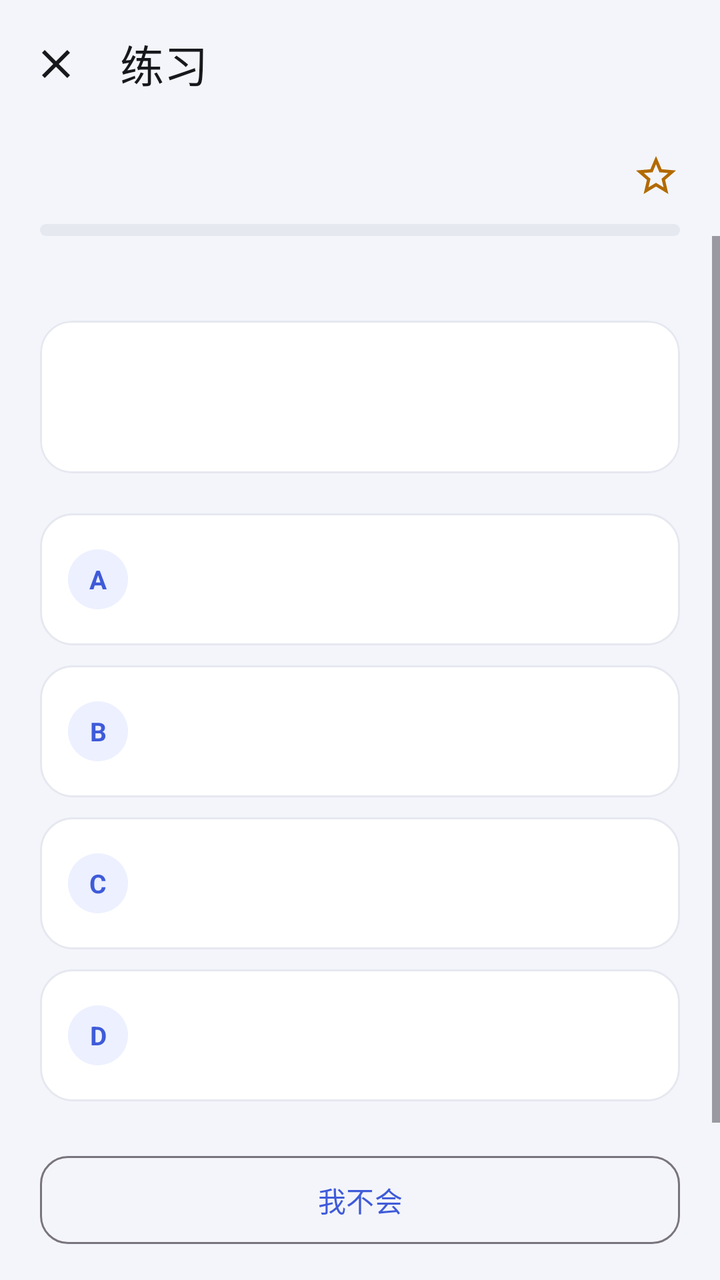
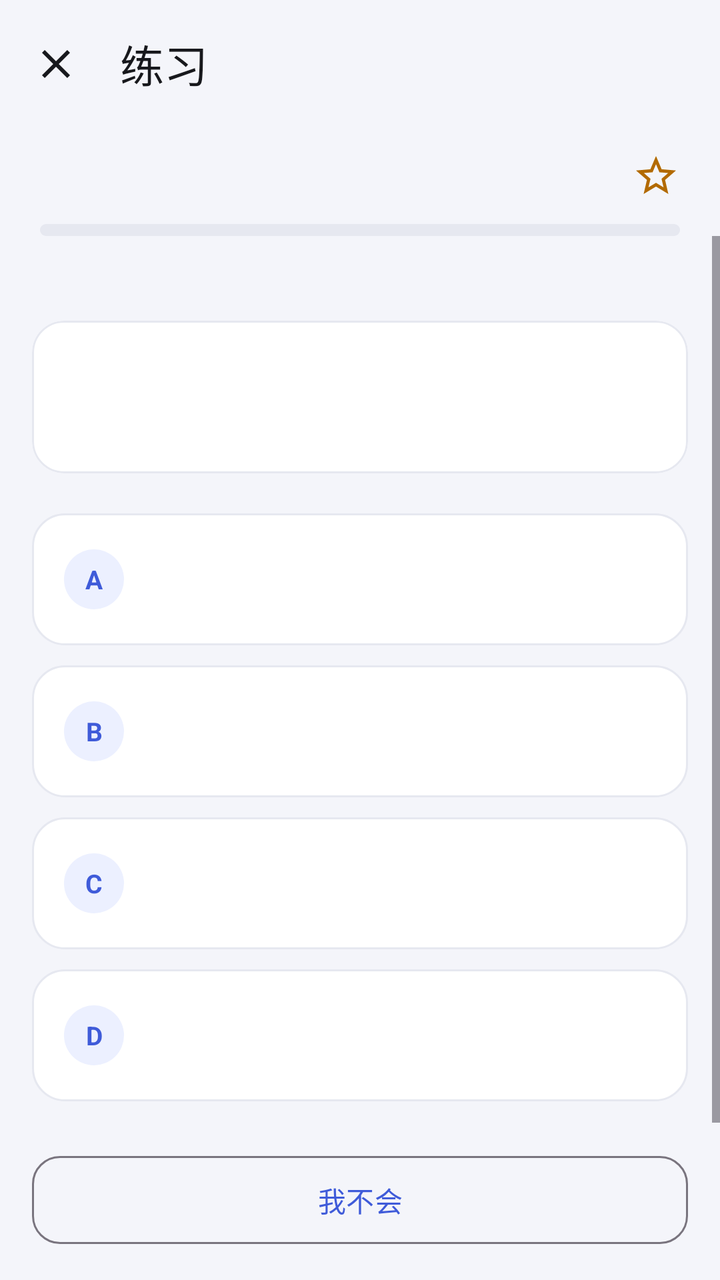

The first picture is an Android layout as it rendered before a commit; the second is the same layout after the commit. The layout source and the unified diff follow.
<!-- AndroidManifest.xml: application theme Theme.WordDrill -->
<!-- res/layout/activity_practice.xml -->
<?xml version="1.0" encoding="utf-8"?>
<LinearLayout xmlns:android="http://schemas.android.com/apk/res/android"
    xmlns:app="http://schemas.android.com/apk/res-auto"
    android:id="@+id/root"
    android:layout_width="match_parent"
    android:layout_height="match_parent"
    android:background="@color/bg"
    android:orientation="vertical">

    <com.google.android.material.appbar.MaterialToolbar
        android:id="@+id/toolbar"
        style="@style/Toolbar.WordDrill"
        android:layout_width="match_parent"
        android:layout_height="?attr/actionBarSize"
        app:navigationIcon="@drawable/ic_close"
        app:title="@string/title_practice" />

    <LinearLayout
        android:layout_width="match_parent"
        android:layout_height="wrap_content"
        android:gravity="center_vertical"
        android:orientation="horizontal"
        android:paddingStart="20dp"
        android:paddingEnd="8dp">

        <TextView
            android:id="@+id/tvProgress"
            android:layout_width="0dp"
            android:layout_height="wrap_content"
            android:layout_weight="1"
            android:letterSpacing="0.04"
            android:textColor="@color/text_secondary"
            android:textSize="13sp" />

        <ImageButton
            android:id="@+id/btnStar"
            android:layout_width="48dp"
            android:layout_height="48dp"
            android:background="?attr/selectableItemBackgroundBorderless"
            android:contentDescription="@string/action_star"
            android:src="@drawable/ic_star_outline"
            app:tint="@color/star" />
    </LinearLayout>

    <com.google.android.material.progressindicator.LinearProgressIndicator
        android:id="@+id/progressBar"
        android:layout_width="match_parent"
        android:layout_height="wrap_content"
        android:layout_marginStart="20dp"
        android:layout_marginEnd="20dp"
        app:indicatorColor="@color/brand"
        app:trackColor="@color/divider"
        app:trackCornerRadius="3dp"
        app:trackStopIndicatorSize="0dp"
        app:trackThickness="6dp" />

    <ScrollView
        android:layout_width="match_parent"
        android:layout_height="0dp"
        android:layout_weight="1"
        android:fillViewport="true">

        <LinearLayout
            android:layout_width="match_parent"
            android:layout_height="wrap_content"
            android:orientation="vertical"
            android:paddingStart="20dp"
            android:paddingTop="18dp"
            android:paddingEnd="20dp"
            android:paddingBottom="24dp">

            <LinearLayout
                android:layout_width="match_parent"
                android:layout_height="wrap_content"
                android:gravity="center_vertical"
                android:orientation="horizontal">

                <TextView
                    android:id="@+id/tvPromptLabel"
                    android:layout_width="0dp"
                    android:layout_height="wrap_content"
                    android:layout_weight="1"
                    android:letterSpacing="0.12"
                    android:textColor="@color/text_hint"
                    android:textSize="12sp" />

                <ImageButton
                    android:id="@+id/btnSpeak"
                    android:layout_width="48dp"
                    android:layout_height="48dp"
                    android:background="?attr/selectableItemBackgroundBorderless"
                    android:contentDescription="@string/action_pronounce"
                    android:src="@drawable/ic_volume_up"
                    android:visibility="gone"
                    app:tint="@color/brand" />
            </LinearLayout>

            <com.google.android.material.card.MaterialCardView
                android:layout_width="match_parent"
                android:layout_height="wrap_content"
                android:layout_marginTop="8dp"
                app:cardBackgroundColor="@color/surface"
                app:cardCornerRadius="16dp"
                app:cardElevation="0dp"
                app:strokeColor="@color/divider"
                app:strokeWidth="1dp">

                <TextView
                    android:id="@+id/tvPrompt"
                    android:layout_width="match_parent"
                    android:layout_height="wrap_content"
                    android:lineSpacingExtra="4dp"
                    android:paddingStart="18dp"
                    android:paddingTop="18dp"
                    android:paddingEnd="18dp"
                    android:paddingBottom="18dp"
                    android:textColor="@color/text_primary"
                    android:textSize="30sp"
                    android:textStyle="bold" />
            </com.google.android.material.card.MaterialCardView>

            <LinearLayout
                android:id="@+id/optionContainer"
                android:layout_width="match_parent"
                android:layout_height="wrap_content"
                android:layout_marginTop="20dp"
                android:orientation="vertical">

                <LinearLayout
                    android:id="@+id/option1"
                    android:layout_width="match_parent"
                    android:layout_height="wrap_content"
                    android:layout_marginBottom="10dp"
                    android:background="@drawable/bg_option"
                    android:clickable="true"
                    android:focusable="true"
                    android:gravity="center_vertical"
                    android:minHeight="66dp"
                    android:orientation="horizontal"
                    android:paddingStart="14dp"
                    android:paddingTop="12dp"
                    android:paddingEnd="14dp"
                    android:paddingBottom="12dp">

                    <TextView
                        android:id="@+id/badge1"
                        android:layout_width="30dp"
                        android:layout_height="30dp"
                        android:background="@drawable/bg_badge"
                        android:gravity="center"
                        android:text="A"
                        android:textColor="@color/brand"
                        android:textSize="13sp"
                        android:textStyle="bold" />

                    <TextView
                        android:id="@+id/optionText1"
                        android:layout_width="0dp"
                        android:layout_height="wrap_content"
                        android:layout_marginStart="12dp"
                        android:layout_weight="1"
                        android:ellipsize="end"
                        android:lineSpacingExtra="2dp"
                        android:maxLines="3"
                        android:textColor="@color/text_primary"
                        android:textSize="16sp" />
                </LinearLayout>

                <LinearLayout
                    android:id="@+id/option2"
                    android:layout_width="match_parent"
                    android:layout_height="wrap_content"
                    android:layout_marginBottom="10dp"
                    android:background="@drawable/bg_option"
                    android:clickable="true"
                    android:focusable="true"
                    android:gravity="center_vertical"
                    android:minHeight="66dp"
                    android:orientation="horizontal"
                    android:paddingStart="14dp"
                    android:paddingTop="12dp"
                    android:paddingEnd="14dp"
                    android:paddingBottom="12dp">

                    <TextView
                        android:id="@+id/badge2"
                        android:layout_width="30dp"
                        android:layout_height="30dp"
                        android:background="@drawable/bg_badge"
                        android:gravity="center"
                        android:text="B"
                        android:textColor="@color/brand"
                        android:textSize="13sp"
                        android:textStyle="bold" />

                    <TextView
                        android:id="@+id/optionText2"
                        android:layout_width="0dp"
                        android:layout_height="wrap_content"
                        android:layout_marginStart="12dp"
                        android:layout_weight="1"
                        android:ellipsize="end"
                        android:lineSpacingExtra="2dp"
                        android:maxLines="3"
                        android:textColor="@color/text_primary"
                        android:textSize="16sp" />
                </LinearLayout>

                <LinearLayout
                    android:id="@+id/option3"
                    android:layout_width="match_parent"
                    android:layout_height="wrap_content"
                    android:layout_marginBottom="10dp"
                    android:background="@drawable/bg_option"
                    android:clickable="true"
                    android:focusable="true"
                    android:gravity="center_vertical"
                    android:minHeight="66dp"
                    android:orientation="horizontal"
                    android:paddingStart="14dp"
                    android:paddingTop="12dp"
                    android:paddingEnd="14dp"
                    android:paddingBottom="12dp">

                    <TextView
                        android:id="@+id/badge3"
                        android:layout_width="30dp"
                        android:layout_height="30dp"
                        android:background="@drawable/bg_badge"
                        android:gravity="center"
                        android:text="C"
                        android:textColor="@color/brand"
                        android:textSize="13sp"
                        android:textStyle="bold" />

                    <TextView
                        android:id="@+id/optionText3"
                        android:layout_width="0dp"
                        android:layout_height="wrap_content"
                        android:layout_marginStart="12dp"
                        android:layout_weight="1"
                        android:ellipsize="end"
                        android:lineSpacingExtra="2dp"
                        android:maxLines="3"
                        android:textColor="@color/text_primary"
                        android:textSize="16sp" />
                </LinearLayout>

                <LinearLayout
                    android:id="@+id/option4"
                    android:layout_width="match_parent"
                    android:layout_height="wrap_content"
                    android:background="@drawable/bg_option"
                    android:clickable="true"
                    android:focusable="true"
                    android:gravity="center_vertical"
                    android:minHeight="66dp"
                    android:orientation="horizontal"
                    android:paddingStart="14dp"
                    android:paddingTop="12dp"
                    android:paddingEnd="14dp"
                    android:paddingBottom="12dp">

                    <TextView
                        android:id="@+id/badge4"
                        android:layout_width="30dp"
                        android:layout_height="30dp"
                        android:background="@drawable/bg_badge"
                        android:gravity="center"
                        android:text="D"
                        android:textColor="@color/brand"
                        android:textSize="13sp"
                        android:textStyle="bold" />

                    <TextView
                        android:id="@+id/optionText4"
                        android:layout_width="0dp"
                        android:layout_height="wrap_content"
                        android:layout_marginStart="12dp"
                        android:layout_weight="1"
                        android:ellipsize="end"
                        android:lineSpacingExtra="2dp"
                        android:maxLines="3"
                        android:textColor="@color/text_primary"
                        android:textSize="16sp" />
                </LinearLayout>
            </LinearLayout>

            <LinearLayout
                android:id="@+id/spellContainer"
                android:layout_width="match_parent"
                android:layout_height="wrap_content"
                android:layout_marginTop="24dp"
                android:orientation="vertical"
                android:visibility="gone">

                <TextView
                    android:id="@+id/tvHint"
                    android:layout_width="match_parent"
                    android:layout_height="wrap_content"
                    android:fontFamily="monospace"
                    android:letterSpacing="0.1"
                    android:textColor="@color/text_hint"
                    android:textSize="20sp" />

                <com.google.android.material.textfield.TextInputLayout
                    android:id="@+id/tilAnswer"
                    style="@style/Widget.Material3.TextInputLayout.OutlinedBox"
                    android:layout_width="match_parent"
                    android:layout_height="wrap_content"
                    android:layout_marginTop="12dp"
                    android:hint="在这里输入英文">

                    <com.google.android.material.textfield.TextInputEditText
                        android:id="@+id/etAnswer"
                        android:layout_width="match_parent"
                        android:layout_height="wrap_content"
                        android:imeOptions="actionDone"
                        android:inputType="text"
                        android:maxLines="1"
                        android:textSize="20sp" />
                </com.google.android.material.textfield.TextInputLayout>

                <com.google.android.material.button.MaterialButton
                    android:id="@+id/btnSubmit"
                    android:layout_width="match_parent"
                    android:layout_height="54dp"
                    android:layout_marginTop="12dp"
                    android:text="@string/action_submit"
                    android:textSize="16sp"
                    app:cornerRadius="14dp" />
            </LinearLayout>

            <com.google.android.material.card.MaterialCardView
                android:id="@+id/feedbackCard"
                android:layout_width="match_parent"
                android:layout_height="wrap_content"
                android:layout_marginTop="18dp"
                android:visibility="gone"
                app:cardBackgroundColor="@color/correct_bg"
                app:cardCornerRadius="14dp"
                app:cardElevation="0dp"
                app:strokeWidth="0dp">

                <TextView
                    android:id="@+id/tvFeedback"
                    android:layout_width="match_parent"
                    android:layout_height="wrap_content"
                    android:lineSpacingExtra="4dp"
                    android:padding="14dp"
                    android:textColor="@color/correct"
                    android:textSize="14sp"
                    android:textStyle="bold" />
            </com.google.android.material.card.MaterialCardView>

            <LinearLayout
                android:id="@+id/ratingRow"
                android:layout_width="match_parent"
                android:layout_height="wrap_content"
                android:layout_marginTop="10dp"
                android:orientation="horizontal"
                android:visibility="gone">

                <com.google.android.material.button.MaterialButton
                    android:id="@+id/btnRateKnow"
                    style="@style/Widget.Material3.Button.TonalButton"
                    android:layout_width="0dp"
                    android:layout_height="44dp"
                    android:layout_marginEnd="6dp"
                    android:layout_weight="1"
                    android:minWidth="0dp"
                    android:paddingStart="4dp"
                    android:paddingEnd="4dp"
                    android:text="@string/rating_know"
                    android:textSize="13sp"
                    app:cornerRadius="12dp" />

                <com.google.android.material.button.MaterialButton
                    android:id="@+id/btnRateFuzzy"
                    style="@style/Widget.Material3.Button.TonalButton"
                    android:layout_width="0dp"
                    android:layout_height="44dp"
                    android:layout_marginStart="3dp"
                    android:layout_marginEnd="3dp"
                    android:layout_weight="1"
                    android:minWidth="0dp"
                    android:paddingStart="4dp"
                    android:paddingEnd="4dp"
                    android:text="@string/rating_fuzzy"
                    android:textSize="13sp"
                    app:cornerRadius="12dp" />

                <com.google.android.material.button.MaterialButton
                    android:id="@+id/btnRateForgot"
                    style="@style/Widget.Material3.Button.OutlinedButton"
                    android:layout_width="0dp"
                    android:layout_height="44dp"
                    android:layout_marginStart="6dp"
                    android:layout_weight="1"
                    android:minWidth="0dp"
                    android:paddingStart="4dp"
                    android:paddingEnd="4dp"
                    android:text="@string/rating_forgot"
                    android:textSize="13sp"
                    app:cornerRadius="12dp" />
            </LinearLayout>

            <com.google.android.material.button.MaterialButton
                android:id="@+id/btnNext"
                android:layout_width="match_parent"
                android:layout_height="54dp"
                android:layout_marginTop="16dp"
                android:text="@string/action_next"
                android:textSize="16sp"
                android:visibility="gone"
                app:cornerRadius="14dp" />
        </LinearLayout>
    </ScrollView>

    <LinearLayout
        android:layout_width="match_parent"
        android:layout_height="wrap_content"
        android:orientation="horizontal"
        android:paddingStart="20dp"
        android:paddingTop="6dp"
        android:paddingEnd="20dp"
        android:paddingBottom="14dp">

        <com.google.android.material.button.MaterialButton
            android:id="@+id/btnDontKnow"
            style="@style/Widget.Material3.Button.OutlinedButton"
            android:layout_width="match_parent"
            android:layout_height="52dp"
            android:text="@string/action_dont_know"
            android:textSize="14sp"
            app:cornerRadius="14dp" />
    </LinearLayout>
</LinearLayout>
<!-- resources referenced by this layout -->
<resources>
  <color name="bg">#F4F5FA</color>
  <color name="brand">#3F5BD9</color>
  <color name="correct">#1E8E5A</color>
  <color name="correct_bg">#E4F6EC</color>
  <color name="divider">#E6E8F0</color>
  <color name="star">#B26A00</color>
  <color name="surface">#FFFFFF</color>
  <color name="text_hint">#6A7280</color>
  <color name="text_primary">#17181C</color>
  <color name="text_secondary">#5B6172</color>
  <!-- drawable bg_badge (drawable) -->
  <?xml version="1.0" encoding="utf-8"?>
  <shape xmlns:android="http://schemas.android.com/apk/res/android"
      android:shape="oval">
      <solid android:color="@color/brand_soft" />
  </shape>
  <!-- drawable bg_option (drawable) -->
  <?xml version="1.0" encoding="utf-8"?>
  <ripple xmlns:android="http://schemas.android.com/apk/res/android"
      android:color="#1A3F5BD9">
      <item>
          <shape android:shape="rectangle">
              <solid android:color="@color/surface" />
              <stroke
                  android:width="1dp"
                  android:color="@color/divider" />
              <corners android:radius="16dp" />
          </shape>
      </item>
  </ripple>
  <!-- drawable ic_close (drawable) -->
  <?xml version="1.0" encoding="utf-8"?>
  <vector xmlns:android="http://schemas.android.com/apk/res/android"
      android:width="24dp"
      android:height="24dp"
      android:viewportWidth="24"
      android:viewportHeight="24">
      <path
          android:fillColor="#FFFFFF"
          android:pathData="M19,6.41L17.59,5 12,10.59 6.41,5 5,6.41 10.59,12 5,17.59 6.41,19 12,13.41 17.59,19 19,17.59 13.41,12z" />
  </vector>
  <!-- drawable ic_star_outline (drawable) -->
  <?xml version="1.0" encoding="utf-8"?>
  <vector xmlns:android="http://schemas.android.com/apk/res/android"
      android:width="24dp"
      android:height="24dp"
      android:viewportWidth="24"
      android:viewportHeight="24">
      <path
          android:fillColor="#FFFFFF"
          android:pathData="M22,9.24l-7.19,-0.62L12,2L9.19,8.63L2,9.24l5.46,4.73L5.82,21L12,17.27L18.18,21l-1.63,-7.03L22,9.24zM12,15.4l-3.76,2.27l1,-4.28l-3.32,-2.88l4.38,-0.38L12,6.1l1.71,4.04l4.38,0.38l-3.32,2.88l1,4.28L12,15.4z" />
  </vector>
  <!-- drawable ic_volume_up (drawable) -->
  <?xml version="1.0" encoding="utf-8"?>
  <vector xmlns:android="http://schemas.android.com/apk/res/android"
      android:width="24dp"
      android:height="24dp"
      android:viewportWidth="24"
      android:viewportHeight="24">
      <path
          android:fillColor="#FF000000"
          android:pathData="M3,9v6h4l5,5V4L7,9H3zM16.5,12c0,-1.77 -1.02,-3.29 -2.5,-4.03v8.05c1.48,-0.73 2.5,-2.25 2.5,-4.02zM14,3.23v2.06c2.89,0.86 5,3.54 5,6.71s-2.11,5.85 -5,6.71v2.06c4.01,-0.91 7,-4.49 7,-8.77s-2.99,-7.86 -7,-8.77z" />
  </vector>
  <string name="action_dont_know">我不会</string>
  <string name="action_next">下一题</string>
  <string name="action_pronounce">发音</string>
  <string name="action_star">星标</string>
  <string name="action_submit">提交</string>
  <string name="rating_forgot">忘了</string>
  <string name="rating_fuzzy">模糊</string>
  <string name="rating_know">认识</string>
  <string name="title_practice">练习</string>
  <style name="Toolbar.WordDrill" parent="Widget.Material3.Toolbar">
          <item name="android:background">@color/bg</item>
          <item name="titleTextColor">@color/text_primary</item>
          <item name="subtitleTextColor">@color/text_secondary</item>
          <item name="navigationIconTint">@color/text_primary</item>
      </style>
  <color name="brand_soft">#ECF0FF</color>
  <color name="white">#FFFFFF</color>
  <color name="brand_container">#E4E9FF</color>
  <color name="brand_dark">#1D2B6B</color>
  <color name="accent">#C97A00</color>
  <!-- unchanged entries left out for length: 1 -->
</resources>

<!-- the commit's change to res/layout/activity_practice.xml (unified diff, before → after) -->
@@ -20,7 +20,7 @@
         android:layout_height="wrap_content"
         android:gravity="center_vertical"
         android:orientation="horizontal"
-        android:paddingStart="20dp"
+        android:paddingStart="16dp"
         android:paddingEnd="8dp">
 
         <TextView
@@ -64,9 +64,9 @@
             android:layout_width="match_parent"
             android:layout_height="wrap_content"
             android:orientation="vertical"
-            android:paddingStart="20dp"
+            android:paddingStart="16dp"
             android:paddingTop="18dp"
-            android:paddingEnd="20dp"
+            android:paddingEnd="16dp"
             android:paddingBottom="24dp">
 
             <LinearLayout
@@ -137,9 +137,9 @@
                     android:gravity="center_vertical"
                     android:minHeight="66dp"
                     android:orientation="horizontal"
-                    android:paddingStart="14dp"
+                    android:paddingStart="16dp"
                     android:paddingTop="12dp"
-                    android:paddingEnd="14dp"
+                    android:paddingEnd="16dp"
                     android:paddingBottom="12dp">
 
                     <TextView
@@ -177,9 +177,9 @@
                     android:gravity="center_vertical"
                     android:minHeight="66dp"
                     android:orientation="horizontal"
-                    android:paddingStart="14dp"
+                    android:paddingStart="16dp"
                     android:paddingTop="12dp"
-                    android:paddingEnd="14dp"
+                    android:paddingEnd="16dp"
                     android:paddingBottom="12dp">
 
                     <TextView
@@ -217,9 +217,9 @@
                     android:gravity="center_vertical"
                     android:minHeight="66dp"
                     android:orientation="horizontal"
-                    android:paddingStart="14dp"
+                    android:paddingStart="16dp"
                     android:paddingTop="12dp"
-                    android:paddingEnd="14dp"
+                    android:paddingEnd="16dp"
                     android:paddingBottom="12dp">
 
                     <TextView
@@ -256,9 +256,9 @@
                     android:gravity="center_vertical"
                     android:minHeight="66dp"
                     android:orientation="horizontal"
-                    android:paddingStart="14dp"
+                    android:paddingStart="16dp"
                     android:paddingTop="12dp"
-                    android:paddingEnd="14dp"
+                    android:paddingEnd="16dp"
                     android:paddingBottom="12dp">
 
                     <TextView
@@ -296,6 +296,8 @@
 
                 <TextView
                     android:id="@+id/tvHint"
+                    android:ellipsize="end"
+                    android:maxLines="2"
                     android:layout_width="match_parent"
                     android:layout_height="wrap_content"
                     android:fontFamily="monospace"
@@ -309,7 +311,7 @@
                     android:layout_width="match_parent"
                     android:layout_height="wrap_content"
                     android:layout_marginTop="12dp"
-                    android:hint="在这里输入英文">
+                    android:hint="@string/placeholder_spell_input">
 
                     <com.google.android.material.textfield.TextInputEditText
                         android:id="@+id/etAnswer"
@@ -365,7 +367,7 @@
                     android:id="@+id/btnRateKnow"
                     style="@style/Widget.Material3.Button.TonalButton"
                     android:layout_width="0dp"
-                    android:layout_height="44dp"
+                    android:layout_height="48dp"
                     android:layout_marginEnd="6dp"
                     android:layout_weight="1"
                     android:minWidth="0dp"
@@ -379,7 +381,7 @@
                     android:id="@+id/btnRateFuzzy"
                     style="@style/Widget.Material3.Button.TonalButton"
                     android:layout_width="0dp"
-                    android:layout_height="44dp"
+                    android:layout_height="48dp"
                     android:layout_marginStart="3dp"
                     android:layout_marginEnd="3dp"
                     android:layout_weight="1"
@@ -394,7 +396,7 @@
                     android:id="@+id/btnRateForgot"
                     style="@style/Widget.Material3.Button.OutlinedButton"
                     android:layout_width="0dp"
-                    android:layout_height="44dp"
+                    android:layout_height="48dp"
                     android:layout_marginStart="6dp"
                     android:layout_weight="1"
                     android:minWidth="0dp"
@@ -421,9 +423,9 @@
         android:layout_width="match_parent"
         android:layout_height="wrap_content"
         android:orientation="horizontal"
-        android:paddingStart="20dp"
+        android:paddingStart="16dp"
         android:paddingTop="6dp"
-        android:paddingEnd="20dp"
+        android:paddingEnd="16dp"
         android:paddingBottom="14dp">
 
         <com.google.android.material.button.MaterialButton
<!-- resource entries referenced after the edit -->
@@ -68,6 +68,7 @@
   <string name="action_pronounce">发音</string>
   <string name="action_star">星标</string>
   <string name="action_submit">提交</string>
+  <string name="placeholder_spell_input">在这里输入英文</string>
   <string name="rating_forgot">忘了</string>
   <string name="rating_fuzzy">模糊</string>
   <string name="rating_know">认识</string>
